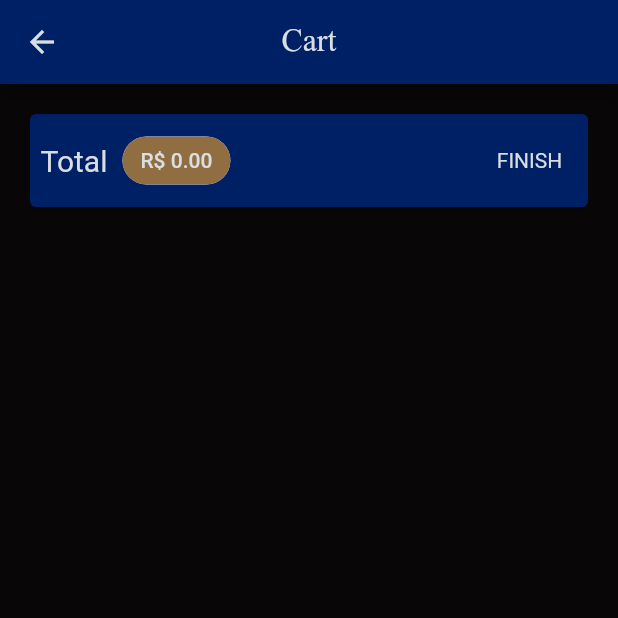
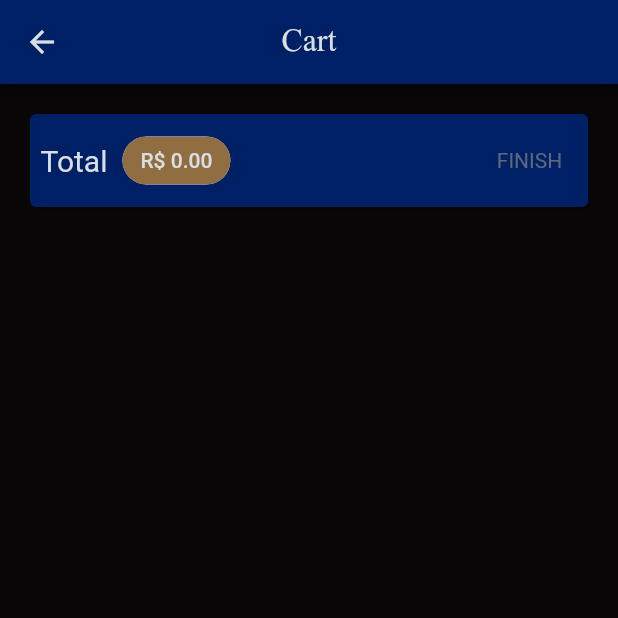
Before and after one commit to gbarth/soccerJerseysShop, a Flutter app: the CartPage screen opened by its route, on a phone screen of 412 x 824 dp, the top half of it. Run offline on Flutter 3.47's test engine with Material 2 defaults, Android fonts, the phone set to English and light mode, and no system bars; network calls fail.

```diff
--- a/lib/main.dart
+++ b/lib/main.dart
@@ -54,7 +54,7 @@ class MyApp extends StatelessWidget {
         //home: ProductsOverviewPage(),
         routes: {
           AppRoutes.HOME: (context) => const ProductsOverviewPage(),
-          AppRoutes.ORDERS: (context) => const OrdersPage(),
+          AppRoutes.ORDERS: (context) => OrdersPage(),
           AppRoutes.PRODUCT_DETAIL: (context) => const ProductDetailPage(),
           AppRoutes.CART: (context) => const CartPage(),
           AppRoutes.PRODUCTS: (context) => const ProductPage(),
--- a/lib/pages/cart_page.dart
+++ b/lib/pages/cart_page.dart
@@ -52,27 +52,7 @@ class CartPage extends StatelessWidget {
                     ),
                   ),
                   const Spacer(),
-                  TextButton(
-                    onPressed: () {
-                      Provider.of<OrderList>(
-                        context,
-                        listen: false,
-                      ).addOrder(cart);
-
-                      cart.clear();
-                    },
-                    child: Text(
-                      'FINISH',
-                      style: TextStyle(
-                        color: Theme.of(context).colorScheme.onPrimary,
-                      ),
-                    ),
-                    style: TextButton.styleFrom(
-                      textStyle: TextStyle(
-                        color: Theme.of(context).colorScheme.background,
-                      ),
-                    ),
-                  )
+                  FinishButton(cart: cart)
                 ],
               ),
             ),
@@ -88,3 +68,55 @@ class CartPage extends StatelessWidget {
     );
   }
 }
+
+class FinishButton extends StatefulWidget {
+  const FinishButton({
+    Key? key,
+    required this.cart,
+  }) : super(key: key);
+
+  final Cart cart;
+
+  @override
+  State<FinishButton> createState() => _FinishButtonState();
+}
+
+class _FinishButtonState extends State<FinishButton> {
+  bool _isLoading = false;
+
+  @override
+  Widget build(BuildContext context) {
+    return _isLoading
+        ? CircularProgressIndicator(
+            color: Theme.of(context).colorScheme.background,
+            strokeWidth: 2,
+          )
+        : TextButton(
+            child: Text(
+              'FINISH',
+              style: TextStyle(
+                color: widget.cart.itemsCount == 0
+                    ? const Color.fromARGB(171, 139, 139, 139)
+                    : Theme.of(context).colorScheme.onPrimary,
+              ),
+            ),
+            style: TextButton.styleFrom(
+              textStyle: TextStyle(
+                color: Theme.of(context).colorScheme.background,
+              ),
+            ),
+            onPressed: widget.cart.itemsCount == 0
+                ? null
+                : () async {
+                    setState(() => _isLoading = true);
+                    await Provider.of<OrderList>(
+                      context,
+                      listen: false,
+                    ).addOrder(widget.cart);
+
+                    widget.cart.clear();
+                    setState(() => _isLoading = false);
+                  },
+          );
+  }
+}
--- a/lib/utils/constants.dart
+++ b/lib/utils/constants.dart
@@ -1,4 +1,6 @@
 class Constants {
   static const PRODUCT_BASE_URL =
       'https://shop-cod3r-b3449-default-rtdb.firebaseio.com/products';
+  static const ORDER_BASE_URL =
+      'https://shop-cod3r-b3449-default-rtdb.firebaseio.com/orders';
 }
```
Also changed, not shown: lib/models/order_list.dart (+62 -3 lines), lib/pages/orders_page.dart (+30 -11 lines).
